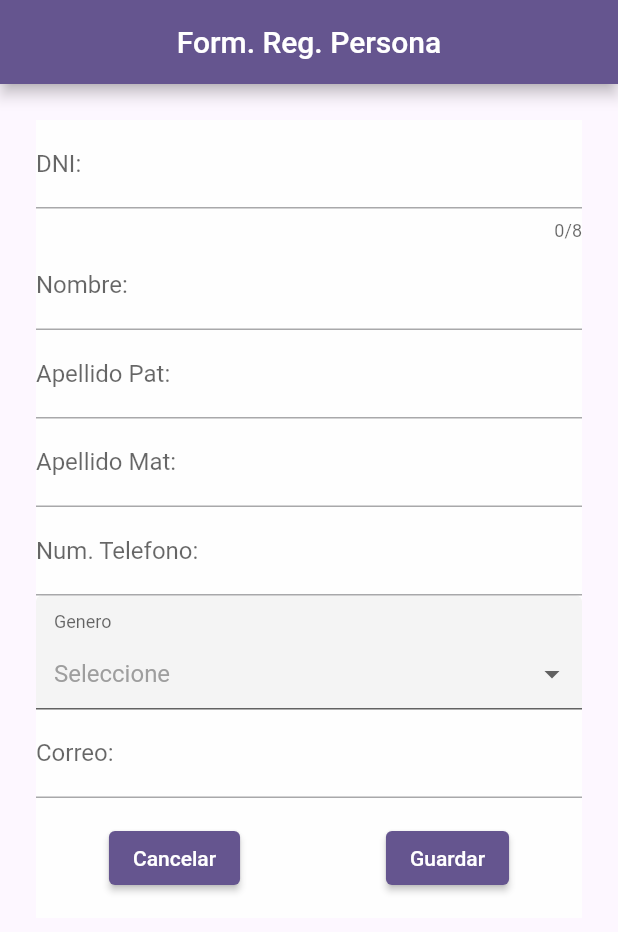
After one commit to davidmp/Moviles2022-2, a Flutter app: the PersonaForm screen opened directly, on a phone screen of 412 x 824 dp. The commit adds this screen. Shown: the top 932 px of the screen. Run offline on Flutter 3.47's test engine with Material 2 defaults, Android fonts, the phone set to English and light mode, and no system bars; drawn by our look-alikes of dropdown_formfield; our stand-ins replace data_connection_checker, dio, firebase_core, google_sign_in, pretty_dio_logger, retrofit and 1 more; missing offline and left inert: checkbox_grouped; accounts and stored records are empty.

Commit message:
CRUD persona

```diff
--- /dev/null
+++ b/app_upeu/lib/ui/persona/persona_edit.dart
@@ -0,0 +1,276 @@
+import 'package:app_upeu/apis/persona_api.dart';
+import 'package:app_upeu/theme/AppTheme.dart';
+import 'package:app_upeu/modelo/PersonaModelo.dart';
+import 'package:app_upeu/util/TokenUtil.dart';
+import 'package:checkbox_grouped/checkbox_grouped.dart';
+import 'package:flutter/cupertino.dart';
+import 'package:flutter/material.dart';
+import 'package:dropdown_formfield/dropdown_formfield.dart';
+import 'package:provider/provider.dart';
+
+class PersonaFormEdit extends StatefulWidget {
+  PersonaModelo modelP;
+
+  PersonaFormEdit({this.modelP}) : super();
+
+  @override
+  _PersonaFormEditState createState() => _PersonaFormEditState(modelP: modelP);
+}
+
+List<Map<String, String>> lista = [
+  {'value': 'M', 'display': 'Masculino'},
+  {'value': 'F', 'display': 'Femenino'}
+];
+
+class _PersonaFormEditState extends State<PersonaFormEdit> {
+  String _dni;
+  String _nombre;
+  String _apellido_p;
+  String _apellido_m;
+  String _telefono;
+  String _genero;
+  String _correo;
+
+  int _edad;
+  String _fecha_nac;
+  var _data = [];
+
+  PersonaModelo modelP;
+  _PersonaFormEditState({this.modelP}) : super();
+
+  @override
+  void initState() {
+    super.initState();
+    _genero = modelP.genero;
+    print("Llega ID: $modelP.id" );
+
+    print("ver data: ${modelP.nombre}");
+    print("ver: ${lista.map((item) => item['value']).toList()}");
+    print("verv: ${lista.map((item) => item['display']).toList()}");
+  }
+
+  final _formKey = GlobalKey<FormState>();
+  GroupController controller = GroupController();
+  GroupController multipleCheckController = GroupController(
+    isMultipleSelection: true,
+  );
+
+
+  Widget _buildDni() {
+    return TextFormField(
+      decoration: InputDecoration(labelText: 'DNI:'),
+      maxLength: 8,
+      initialValue: modelP.dni,
+      keyboardType: TextInputType.number,
+      validator: (String value) {
+        if (value.isEmpty) {
+          return 'DNI Requerido!';
+        }
+        if (value.length != 8) {
+          return 'DNI debe ser 8 digitos!';
+        }
+        return null;
+      },
+      onSaved: (String value) {
+        _dni = value;
+      },
+    );
+  }
+
+  Widget _buildNombre() {
+    return TextFormField(
+      decoration: InputDecoration(labelText: 'Nombre:'),
+      keyboardType: TextInputType.text,
+      initialValue: modelP.nombre,
+      validator: (String value) {
+        if (value.isEmpty) {
+          return 'Nombre Requerido!';
+        }
+        return null;
+      },
+      onSaved: (String value) {
+        _nombre = value;
+      },
+    );
+  }
+
+  Widget _buildApellidoPaterno() {
+    return TextFormField(
+      decoration: InputDecoration(labelText: 'Apellido Pat:'),
+      keyboardType: TextInputType.text,
+      initialValue: modelP.apellido_paterno,
+      validator: (String value) {
+        if (value.isEmpty) {
+          return 'Apellido Paterno Requerido!';
+        }
+        return null;
+      },
+      onSaved: (String value) {
+        _apellido_p = value;
+      },
+    );
+  }
+
+  Widget _buildApellidoMaterno() {
+    return TextFormField(
+      decoration: InputDecoration(labelText: 'Apellido Mat:'),
+      keyboardType: TextInputType.text,
+      initialValue: modelP.apellido_materno,
+      validator: (String value) {
+        if (value.isEmpty) {
+          return 'Apellido Materno Requerido!';
+        }
+        return null;
+      },
+      onSaved: (String value) {
+        _apellido_m = value;
+      },
+    );
+  }
+
+  Widget _buildTelefono() {
+    return TextFormField(
+      decoration: InputDecoration(labelText: 'Num. Telefono:'),
+      keyboardType: TextInputType.phone,
+      initialValue: modelP.telefono,
+      validator: (String value) {
+        if (value.isEmpty) {
+          return 'Numero de Telefono Requerido';
+        }
+        return null;
+      },
+      onSaved: (String value) {
+        _telefono = value;
+      },
+    );
+  }
+
+
+
+  Widget _buildGenero() {
+    return DropDownFormField(
+      titleText: 'Genero',
+      hintText: 'Seleccione',
+      value: _genero,
+      onSaved: (value) {
+        setState(() {
+          _genero = value;
+        });
+      },
+      onChanged: (value) {
+        setState(() {
+          _genero = value;
+        });
+      },
+      dataSource: lista,
+      textField: 'display',
+      valueField: 'value',
+    );
+  }
+
+  Widget _buildCorrero() {
+    return TextFormField(
+      decoration: InputDecoration(labelText: 'Correo:'),
+      keyboardType: TextInputType.emailAddress,
+      initialValue: modelP.correo,
+      validator: (String value) {
+        if (value.isEmpty) {
+          return 'Correo es campo Requerido';
+        }
+        return null;
+      },
+      onSaved: (String value) {
+        _correo = value;
+      },
+    );
+  }
+
+  @override
+  Widget build(BuildContext context) {
+    return Scaffold(
+      resizeToAvoidBottomInset: false,
+      appBar: AppBar(
+        title: const Text("Form. Reg. Persona"),
+        automaticallyImplyLeading: false,
+        centerTitle: true,
+      ),
+      body: SingleChildScrollView(
+          child: Container(
+              margin: EdgeInsets.all(24),
+              color: AppTheme.nearlyWhite,
+              child: Form(
+                key: _formKey,
+                child: Column(
+                  crossAxisAlignment: CrossAxisAlignment.center,
+                  children: <Widget>[
+                    /*_buildName(),*/
+                    _buildDni(),
+                    _buildNombre(),
+                    _buildApellidoPaterno(),
+                    _buildApellidoMaterno(),
+                    _buildTelefono(),
+                    _buildCorrero(),
+                    _buildGenero(),
+                    Padding(
+                      padding: const EdgeInsets.symmetric(vertical: 16.0),
+                      child: Row(
+                        mainAxisAlignment: MainAxisAlignment.spaceAround,
+                        children: [
+                          ElevatedButton(
+                              onPressed: () {
+                                Navigator.pop(context, true);
+                              },
+                              child: Text('Cancelar')),
+                          ElevatedButton(
+                            onPressed: () async {
+                              // Validate returns true if the form is valid, or false otherwise.
+                              if (_formKey.currentState.validate()) {
+                                ScaffoldMessenger.of(context).showSnackBar(
+                                  const SnackBar(
+                                    content: Text('Processing Data'),
+                                  ),
+                                );
+                                _formKey.currentState.save();
+                                PersonaModelo mp = new PersonaModelo();
+                                mp.nombre = _nombre;
+                                mp.dni = _dni;
+                                mp.apellido_paterno=_apellido_p;
+                                mp.apellido_materno=_apellido_m;
+                                mp.telefono = _telefono;
+                                //mp.edad = _edad;
+                                //mp.fechaNac = _fecha_nac;
+                                mp.genero = _genero;
+                                mp.correo=_correo;
+
+                                print("IDX: $modelP.id");
+                                var api = await Provider.of<PersonaApi>(
+                                    context,
+                                    listen: false)
+                                    .updatePersona(TokenUtil.TOKEN,modelP.id.toInt(), mp);
+                                print("ver: ${api.toJson()['success']}");
+                                if (api.toJson()['success'] == true) {
+                                  Navigator.pop(context, () {
+                                    setState(() {});
+                                  });
+                                  // Navigator.push(context, MaterialPageRoute(builder: (context) => NavigationHomeScreen()));
+                                }
+                              } else {
+                                ScaffoldMessenger.of(context).showSnackBar(
+                                  const SnackBar(
+                                    content: Text(
+                                        'No estan bien los datos de los campos!'),
+                                  ),
+                                );
+                              }
+                            },
+                            child: const Text('Guardar'),
+                          ),
+                        ],
+                      ),
+                    ),
+                  ],
+                ),
+              ))),
+    );
+  }
+}
--- /dev/null
+++ b/app_upeu/lib/ui/persona/persona_form.dart
@@ -0,0 +1,291 @@
+
+import 'package:app_upeu/apis/persona_api.dart';
+import 'package:app_upeu/theme/AppTheme.dart';
+import 'package:app_upeu/modelo/PersonaModelo.dart';
+import 'package:app_upeu/util/TokenUtil.dart';
+import 'package:checkbox_grouped/checkbox_grouped.dart';
+import 'package:flutter/cupertino.dart';
+import 'package:flutter/material.dart';
+import 'package:dropdown_formfield/dropdown_formfield.dart';
+import 'package:provider/provider.dart';
+
+class PersonaForm extends StatefulWidget {
+  @override
+  _PersonaFormState createState() => _PersonaFormState();
+}
+
+List<Map<String, String>> lista = [
+  {'value': 'M', 'display': 'Masculino'},
+  {'value': 'F', 'display': 'Femenino'}
+];
+
+class _PersonaFormState extends State<PersonaForm> {
+  String _dni;
+  String _nombre;
+  String _apellido_p;
+  String _apellido_m;
+  String _telefono;
+  String _genero;
+  String _correo;
+
+  int _edad;
+  String _fecha_nac;
+  var _data = [];
+
+  @override
+  void initState() {
+    super.initState();
+    print("ver: ${lista.map((item) => item['value']).toList()}");
+    print("verv: ${lista.map((item) => item['display']).toList()}");
+  }
+
+  final _formKey = GlobalKey<FormState>();
+  GroupController controller = GroupController();
+  GroupController multipleCheckController = GroupController(
+    isMultipleSelection: true,
+  );
+
+  Widget _buildDni() {
+    return TextFormField(
+      decoration: InputDecoration(labelText: 'DNI:'),
+      maxLength: 8,
+      keyboardType: TextInputType.number,
+      validator: (String value) {
+        if (value.isEmpty) {
+          return 'DNI Requerido!';
+        }
+        if (value.length != 8) {
+          return 'DNI debe ser 8 digitos!';
+        }
+        return null;
+      },
+      onSaved: (String value) {
+        _dni = value;
+      },
+    );
+  }
+
+  Widget _buildNombre() {
+    return TextFormField(
+      decoration: InputDecoration(labelText: 'Nombre:'),
+      keyboardType: TextInputType.text,
+      validator: (String value) {
+        if (value.isEmpty) {
+          return 'Nombre Requerido!';
+        }
+        return null;
+      },
+      onSaved: (String value) {
+        _nombre = value;
+      },
+    );
+  }
+
+  Widget _buildApellidoPaterno() {
+    return TextFormField(
+      decoration: InputDecoration(labelText: 'Apellido Pat:'),
+      keyboardType: TextInputType.text,
+      validator: (String value) {
+        if (value.isEmpty) {
+          return 'Apellido Paterno Requerido!';
+        }
+        return null;
+      },
+      onSaved: (String value) {
+        _apellido_p = value;
+      },
+    );
+  }
+
+  Widget _buildApellidoMaterno() {
+    return TextFormField(
+      decoration: InputDecoration(labelText: 'Apellido Mat:'),
+      keyboardType: TextInputType.text,
+      validator: (String value) {
+        if (value.isEmpty) {
+          return 'Apellido Materno Requerido!';
+        }
+        return null;
+      },
+      onSaved: (String value) {
+        _apellido_m = value;
+      },
+    );
+  }
+
+  Widget _buildTelefono() {
+    return TextFormField(
+      decoration: InputDecoration(labelText: 'Num. Telefono:'),
+      keyboardType: TextInputType.phone,
+      validator: (String value) {
+        if (value.isEmpty) {
+          return 'Numero de Telefono Requerido';
+        }
+        return null;
+      },
+      onSaved: (String value) {
+        _telefono = value;
+      },
+    );
+  }
+
+  Widget _buildEdad() {
+    return TextFormField(
+      decoration: InputDecoration(labelText: 'Edad:'),
+      keyboardType: TextInputType.number,
+      validator: (String value) {
+        if (value.isEmpty) {
+          return 'Edad es campo Requerido';
+        }
+        return null;
+      },
+      onSaved: (String value) {
+        _edad = int.parse(value);
+      },
+    );
+  }
+
+  Widget _buildFechaNac() {
+    return TextFormField(
+      decoration: InputDecoration(labelText: 'F. Nacimiento:'),
+      keyboardType: TextInputType.datetime,
+      validator: (String value) {
+        if (value.isEmpty) {
+          return 'F. Nacimiento es campo Requerido';
+        }
+        if (!RegExp(
+            r"^\d{4}[\-\/\s]?((((0[13578])|(1[02]))[\-\/\s]?(([0-2][0-9])|(3[01])))|(((0[469])|(11))[\-\/\s]?(([0-2][0-9])|(30)))|(02[\-\/\s]?[0-2][0-9]))$")
+            .hasMatch(value)) {
+          return 'El formato de fecha no es correcto YYYY-mm-dd';
+        }
+
+        return null;
+      },
+      onSaved: (String value) {
+        _fecha_nac = value;
+      },
+    );
+  }
+
+  Widget _buildGenero() {
+    return DropDownFormField(
+      titleText: 'Genero',
+      hintText: 'Seleccione',
+      value: _genero,
+      onSaved: (value) {
+        setState(() {
+          _genero = value;
+        });
+      },
+      onChanged: (value) {
+        setState(() {
+          _genero = value;
+        });
+      },
+      dataSource: lista,
+      textField: 'display',
+      valueField: 'value',
+    );
+  }
+
+  Widget _buildCorrero() {
+    return TextFormField(
+      decoration: InputDecoration(labelText: 'Correo:'),
+      keyboardType: TextInputType.emailAddress,
+      validator: (String value) {
+        if (value.isEmpty) {
+          return 'Correo es campo Requerido';
+        }
+        return null;
+      },
+      onSaved: (String value) {
+        _correo = value;
+      },
+    );
+  }
+
+  @override
+  Widget build(BuildContext context) {
+    return Scaffold(
+      resizeToAvoidBottomInset: false,
+      appBar: AppBar(
+        title: const Text("Form. Reg. Persona"),
+        automaticallyImplyLeading: false,
+        centerTitle: true,
+      ),
+      body: SingleChildScrollView(
+          child: Container(
+              margin: EdgeInsets.all(24),
+              color: AppTheme.nearlyWhite,
+              child: Form(
+                key: _formKey,
+                child: Column(
+                  crossAxisAlignment: CrossAxisAlignment.center,
+                  children: <Widget>[
+                    _buildDni(),
+                    _buildNombre(),
+                    _buildApellidoPaterno(),
+                    _buildApellidoMaterno(),
+                    _buildTelefono(),
+                    _buildGenero(),
+                    _buildCorrero(),
+                    Padding(
+                      padding: const EdgeInsets.symmetric(vertical: 16.0),
+                      child: Row(
+                        mainAxisAlignment: MainAxisAlignment.spaceAround,
+                        children: [
+                          ElevatedButton(
+                              onPressed: () {
+                                Navigator.pop(context, true);
+                              },
+                              child: Text('Cancelar')),
+                          ElevatedButton(
+                            onPressed: () async {
+                              // Validate returns true if the form is valid, or false otherwise.
+                              if (_formKey.currentState.validate()) {
+                                ScaffoldMessenger.of(context).showSnackBar(
+                                  const SnackBar(
+                                    content: Text('Processing Data'),
+                                  ),
+                                );
+                                _formKey.currentState.save();
+                                PersonaModelo mp = new PersonaModelo();
+                                mp.dni = _dni;
+                                mp.nombre = _nombre;
+                                mp.apellido_paterno = _apellido_p;
+                                mp.apellido_materno = _apellido_m;
+                                mp.telefono = _telefono;
+                                mp.genero = _genero;
+                                mp.correo=_correo;
+                                var api = await Provider.of<PersonaApi>(
+                                    context,
+                                    listen: false)
+                                    .createPersona(TokenUtil.TOKEN,mp);
+                                print("ver: ${api.toJson()['success']}");
+                                if (api.toJson()['success'] ==
+                                    true) {
+                                  Navigator.pop(context, () {
+                                    setState(() {});
+                                  });
+                                  // Navigator.push(context, MaterialPageRoute(builder: (context) => NavigationHomeScreen()));
+                                }
+                              } else {
+                                ScaffoldMessenger.of(context).showSnackBar(
+                                  const SnackBar(
+                                    content: Text(
+                                        'No estan bien los datos de los campos!'),
+                                  ),
+                                );
+                              }
+                            },
+                            child: const Text('Guardar'),
+                          ),
+                        ],
+                      ),
+                    ),
+                  ],
+                ),
+              ))),
+    );
+  }
+}
```
Also changed, not shown: app_upeu/lib/ui/persona/persona_main.dart (+14 -10 lines), app_upeu/lib/apis/persona_api.g.dart.
